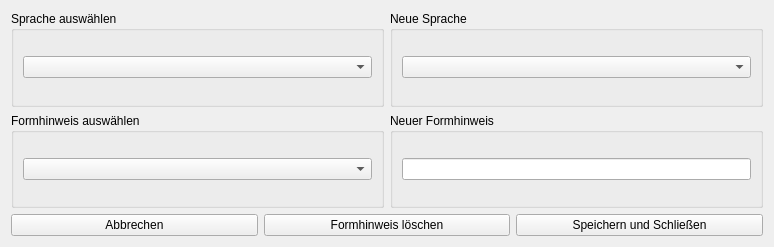
The window that UIs/WindowGrammarAendern.ui (JPaehr/VokabelTrainer) describes before a commit, drawn with Qt 5.
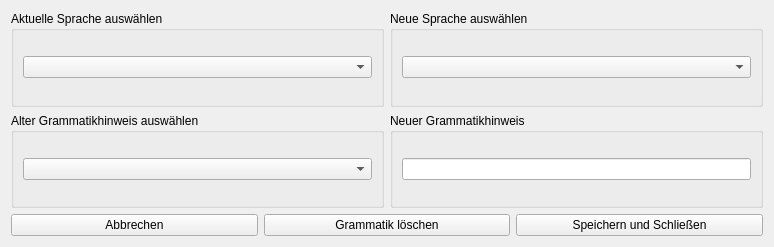
The same window after the commit.

Commit message: Changed grammar changing window labels

```diff
--- a/UIs/WindowGrammarAendern.ui
+++ b/UIs/WindowGrammarAendern.ui
@@ -21,7 +21,7 @@
        <item>
         <widget class="QGroupBox" name="groupBox">
          <property name="title">
-          <string>Sprache auswählen</string>
+          <string>Aktuelle Sprache auswählen</string>
          </property>
          <layout class="QVBoxLayout" name="verticalLayout">
           <item>
@@ -33,7 +33,7 @@
        <item>
         <widget class="QGroupBox" name="groupBox_4">
          <property name="title">
-          <string>Neue Sprache</string>
+          <string>Neue Sprache auswählen</string>
          </property>
          <layout class="QVBoxLayout" name="verticalLayout_2">
           <item>
@@ -49,7 +49,7 @@
        <item>
         <widget class="QGroupBox" name="groupBox_3">
          <property name="title">
-          <string>Formhinweis auswählen</string>
+          <string>Alter Grammatikhinweis auswählen</string>
          </property>
          <layout class="QVBoxLayout" name="verticalLayout_4">
           <item>
@@ -61,7 +61,7 @@
        <item>
         <widget class="QGroupBox" name="groupBox_2">
          <property name="title">
-          <string>Neuer Formhinweis</string>
+          <string>Neuer Grammatikhinweis</string>
          </property>
          <layout class="QVBoxLayout" name="verticalLayout_3">
           <item>
@@ -84,7 +84,7 @@
        <item>
         <widget class="QPushButton" name="btnGrammarHintDel">
          <property name="text">
-          <string>Formhinweis löschen</string>
+          <string>Grammatik löschen</string>
          </property>
         </widget>
        </item>
```
Left out of the diff: 2 changed lines with no effect on the pictures. The commit also changes 1 other file.
